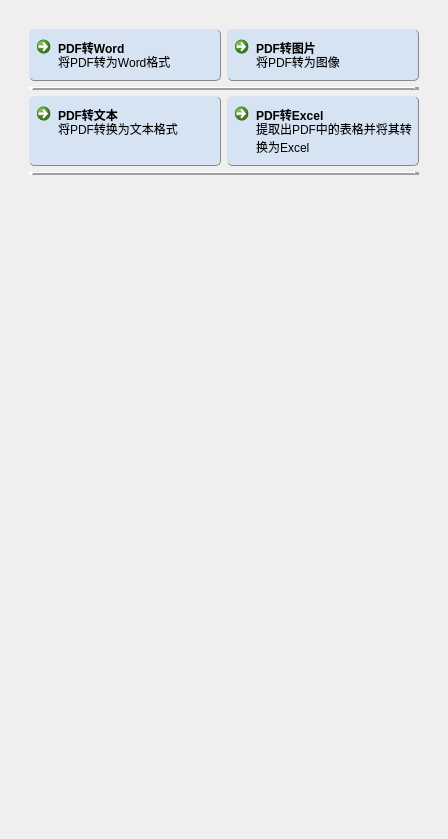
Before: the Qt Designer form app/ui/doc_convert/doc_convert_ui.ui in LC044/EasyBox, drawn with Qt 5.
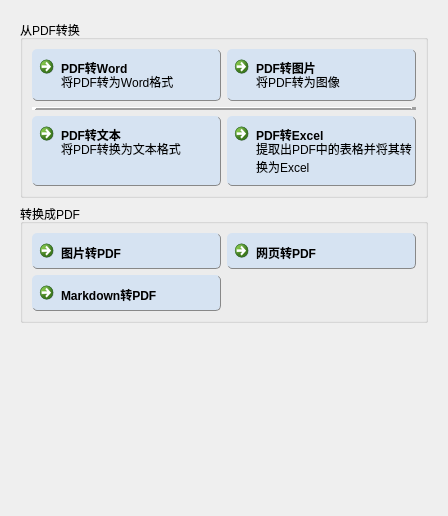
After: the same form once the commit is applied. Icons and pictures are not drawn.

What changed in the file:
```diff
--- a/app/ui/doc_convert/doc_convert_ui.ui
+++ b/app/ui/doc_convert/doc_convert_ui.ui
@@ -7,7 +7,7 @@
     <x>0</x>
     <y>0</y>
     <width>448</width>
-    <height>839</height>
+    <height>516</height>
    </rect>
   </property>
   <property name="windowTitle">
@@ -45,7 +45,7 @@
 	border: 2px solid #888888;
 }</string>
   </property>
-  <layout class="QVBoxLayout" name="verticalLayout_3">
+  <layout class="QVBoxLayout" name="verticalLayout">
    <item>
     <widget class="QScrollArea" name="scrollArea">
      <property name="frameShape">
@@ -63,136 +63,21 @@
         <x>0</x>
         <y>0</y>
         <width>430</width>
-        <height>821</height>
+        <height>498</height>
        </rect>
       </property>
       <layout class="QVBoxLayout" name="verticalLayout_8">
        <item>
-        <widget class="QWidget" name="widget_4" native="true">
-         <property name="styleSheet">
-          <string notr="true"/>
+        <widget class="QGroupBox" name="groupBox">
+         <property name="title">
+          <string>从PDF转换</string>
          </property>
-         <layout class="QGridLayout" name="gridLayout_3">
-          <item row="0" column="1">
-           <widget class="QCommandLinkButton" name="commandLinkButton_pdf2img">
-            <property name="enabled">
-             <bool>true</bool>
-            </property>
-            <property name="cursor">
-             <cursorShape>PointingHandCursor</cursorShape>
-            </property>
-            <property name="tabletTracking">
-             <bool>false</bool>
-            </property>
-            <property name="focusPolicy">
-             <enum>Qt::StrongFocus</enum>
-            </property>
-            <property name="contextMenuPolicy">
-             <enum>Qt::DefaultContextMenu</enum>
-            </property>
-            <property name="toolTipDuration">
-             <number>-1</number>
-            </property>
-            <property name="layoutDirection">
-             <enum>Qt::LeftToRight</enum>
-            </property>
-            <property name="autoFillBackground">
-             <bool>false</bool>
-            </property>
-            <property name="text">
-             <string>PDF转图片</string>
-            </property>
-            <property name="icon">
-             <iconset>
-              <normaloff>../../../resources/icons/strategy.svg</normaloff>../../../resources/icons/strategy.svg</iconset>
-            </property>
-            <property name="checkable">
-             <bool>true</bool>
-            </property>
-            <property name="checked">
-             <bool>false</bool>
-            </property>
-            <property name="autoRepeat">
-             <bool>false</bool>
-            </property>
-            <property name="autoExclusive">
-             <bool>false</bool>
-            </property>
-            <property name="autoDefault">
-             <bool>false</bool>
-            </property>
-            <property name="default">
-             <bool>false</bool>
-            </property>
-            <property name="description">
-             <string>将PDF转为图像</string>
-            </property>
-           </widget>
-          </item>
-          <item row="0" column="0">
-           <widget class="QCommandLinkButton" name="commandLinkButton_pdf2word">
-            <property name="enabled">
-             <bool>true</bool>
-            </property>
-            <property name="sizePolicy">
-             <sizepolicy hsizetype="Preferred" vsizetype="Preferred">
-              <horstretch>0</horstretch>
-              <verstretch>0</verstretch>
-             </sizepolicy>
-            </property>
-            <property name="cursor">
-             <cursorShape>PointingHandCursor</cursorShape>
-            </property>
-            <property name="tabletTracking">
-             <bool>false</bool>
-            </property>
-            <property name="focusPolicy">
-             <enum>Qt::StrongFocus</enum>
-            </property>
-            <property name="contextMenuPolicy">
-             <enum>Qt::DefaultContextMenu</enum>
-            </property>
-            <property name="toolTipDuration">
-             <number>-1</number>
-            </property>
-            <property name="layoutDirection">
-             <enum>Qt::LeftToRight</enum>
-            </property>
-            <property name="autoFillBackground">
-             <bool>false</bool>
-            </property>
-            <property name="text">
-             <string>PDF转Word</string>
-            </property>
-            <property name="icon">
-             <iconset>
-              <normaloff>../../../resources/icons/PDF.svg</normaloff>../../../resources/icons/PDF.svg</iconset>
-            </property>
-            <property name="checkable">
-             <bool>true</bool>
-            </property>
-            <property name="checked">
-             <bool>false</bool>
-            </property>
-            <property name="autoRepeat">
-             <bool>false</bool>
-            </property>
-            <property name="autoExclusive">
-             <bool>false</bool>
-            </property>
-            <property name="autoDefault">
-             <bool>false</bool>
-            </property>
-            <property name="default">
-             <bool>false</bool>
-            </property>
-            <property name="description">
-             <string>将PDF转为Word格式</string>
-            </property>
-           </widget>
-          </item>
+         <property name="flat">
+          <bool>true</bool>
+         </property>
+         <layout class="QGridLayout" name="gridLayout">
           <item row="1" column="0" colspan="2">
-           <widget class="Line" name="line_8">
+           <widget class="Line" name="line_5">
             <property name="styleSheet">
              <string notr="true">border-bottom: 2px solid #888888;</string>
             </property>
@@ -212,6 +97,12 @@
             <property name="enabled">
              <bool>true</bool>
             </property>
+            <property name="sizePolicy">
+             <sizepolicy hsizetype="Preferred" vsizetype="Minimum">
+              <horstretch>0</horstretch>
+              <verstretch>0</verstretch>
+             </sizepolicy>
+            </property>
             <property name="cursor">
              <cursorShape>PointingHandCursor</cursorShape>
             </property>
@@ -268,6 +159,12 @@
             <property name="enabled">
              <bool>true</bool>
             </property>
+            <property name="sizePolicy">
+             <sizepolicy hsizetype="Preferred" vsizetype="Minimum">
+              <horstretch>0</horstretch>
+              <verstretch>0</verstretch>
+             </sizepolicy>
+            </property>
             <property name="cursor">
              <cursorShape>PointingHandCursor</cursorShape>
             </property>
@@ -319,19 +216,163 @@
             </property>
            </widget>
           </item>
-          <item row="3" column="0" colspan="2">
-           <widget class="Line" name="line_5">
-            <property name="styleSheet">
-             <string notr="true">border-bottom: 2px solid #888888;</string>
+          <item row="0" column="1">
+           <widget class="QCommandLinkButton" name="commandLinkButton_pdf2img">
+            <property name="enabled">
+             <bool>true</bool>
             </property>
-            <property name="frameShadow">
-             <enum>QFrame::Raised</enum>
+            <property name="sizePolicy">
+             <sizepolicy hsizetype="Preferred" vsizetype="Minimum">
+              <horstretch>0</horstretch>
+              <verstretch>0</verstretch>
+             </sizepolicy>
             </property>
-            <property name="lineWidth">
-             <number>5</number>
+            <property name="cursor">
+             <cursorShape>PointingHandCursor</cursorShape>
             </property>
-            <property name="orientation">
-             <enum>Qt::Horizontal</enum>
+            <property name="tabletTracking">
+             <bool>false</bool>
+            </property>
+            <property name="focusPolicy">
+             <enum>Qt::StrongFocus</enum>
+            </property>
+            <property name="contextMenuPolicy">
+             <enum>Qt::DefaultContextMenu</enum>
+            </property>
+            <property name="toolTipDuration">
+             <number>-1</number>
+            </property>
+            <property name="layoutDirection">
+             <enum>Qt::LeftToRight</enum>
+            </property>
+            <property name="autoFillBackground">
+             <bool>false</bool>
+            </property>
+            <property name="text">
+             <string>PDF转图片</string>
+            </property>
+            <property name="icon">
+             <iconset>
+              <normaloff>../../../resources/icons/strategy.svg</normaloff>../../../resources/icons/strategy.svg</iconset>
+            </property>
+            <property name="checkable">
+             <bool>true</bool>
+            </property>
+            <property name="checked">
+             <bool>false</bool>
+            </property>
+            <property name="autoRepeat">
+             <bool>false</bool>
+            </property>
+            <property name="autoExclusive">
+             <bool>false</bool>
+            </property>
+            <property name="autoDefault">
+             <bool>false</bool>
+            </property>
+            <property name="default">
+             <bool>false</bool>
+            </property>
+            <property name="description">
+             <string>将PDF转为图像</string>
+            </property>
+           </widget>
+          </item>
+          <item row="0" column="0">
+           <widget class="QCommandLinkButton" name="commandLinkButton_pdf2word">
+            <property name="enabled">
+             <bool>true</bool>
+            </property>
+            <property name="sizePolicy">
+             <sizepolicy hsizetype="Preferred" vsizetype="Minimum">
+              <horstretch>0</horstretch>
+              <verstretch>0</verstretch>
+             </sizepolicy>
+            </property>
+            <property name="cursor">
+             <cursorShape>PointingHandCursor</cursorShape>
+            </property>
+            <property name="tabletTracking">
+             <bool>false</bool>
+            </property>
+            <property name="focusPolicy">
+             <enum>Qt::StrongFocus</enum>
+            </property>
+            <property name="contextMenuPolicy">
+             <enum>Qt::DefaultContextMenu</enum>
+            </property>
+            <property name="toolTipDuration">
+             <number>-1</number>
+            </property>
+            <property name="layoutDirection">
+             <enum>Qt::LeftToRight</enum>
+            </property>
+            <property name="autoFillBackground">
+             <bool>false</bool>
+            </property>
+            <property name="text">
+             <string>PDF转Word</string>
+            </property>
+            <property name="icon">
+             <iconset>
+              <normaloff>../../../resources/icons/PDF.svg</normaloff>../../../resources/icons/PDF.svg</iconset>
+            </property>
+            <property name="checkable">
+             <bool>true</bool>
+            </property>
+            <property name="checked">
+             <bool>false</bool>
+            </property>
+            <property name="autoRepeat">
+             <bool>false</bool>
+            </property>
+            <property name="autoExclusive">
+             <bool>false</bool>
+            </property>
+            <property name="autoDefault">
+             <bool>false</bool>
+            </property>
+            <property name="default">
+             <bool>false</bool>
+            </property>
+            <property name="description">
+             <string>将PDF转为Word格式</string>
+            </property>
+           </widget>
+          </item>
+         </layout>
+        </widget>
+       </item>
+       <item>
+        <widget class="QGroupBox" name="groupBox_2">
+         <property name="title">
+          <string>转换成PDF</string>
+         </property>
+         <property name="flat">
+          <bool>true</bool>
+         </property>
+         <property name="checkable">
+          <bool>false</bool>
+         </property>
+         <layout class="QGridLayout" name="gridLayout_2">
+          <item row="1" column="0">
+           <widget class="QCommandLinkButton" name="commandLinkButton_md2pdf">
+            <property name="text">
+             <string>Markdown转PDF</string>
+            </property>
+           </widget>
+          </item>
+          <item row="0" column="1">
+           <widget class="QCommandLinkButton" name="commandLinkButton_web2pdf">
+            <property name="text">
+             <string>网页转PDF</string>
+            </property>
+           </widget>
+          </item>
+          <item row="0" column="0">
+           <widget class="QCommandLinkButton" name="commandLinkButton_img2pdf">
+            <property name="text">
+             <string>图片转PDF</string>
             </property>
            </widget>
           </item>
```
